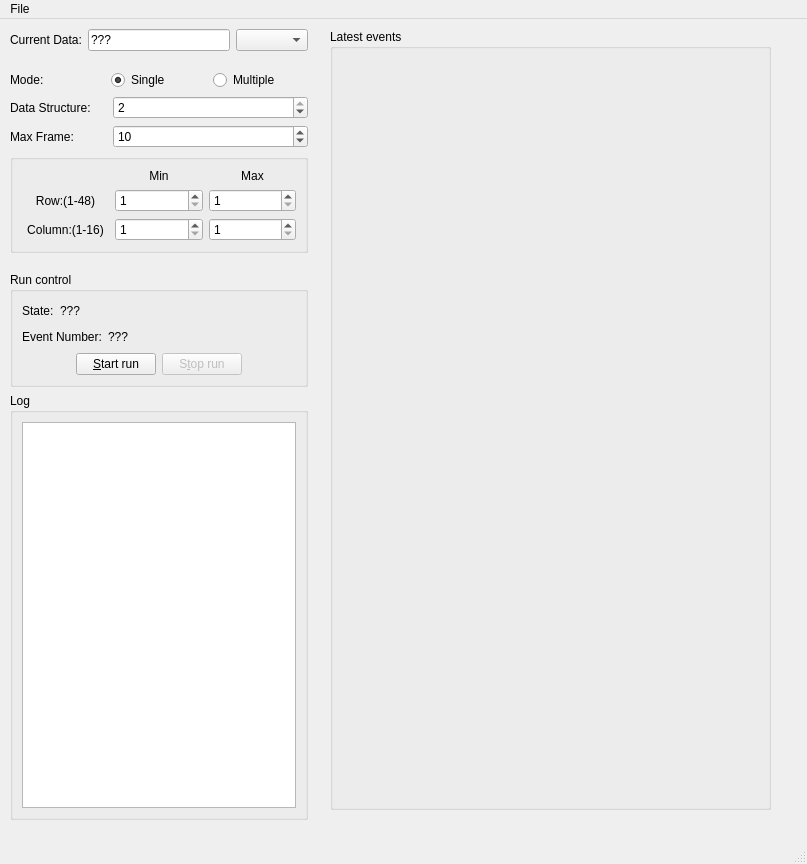
cepc/kc705, file gui/JadePixel.ui: the form before one commit.
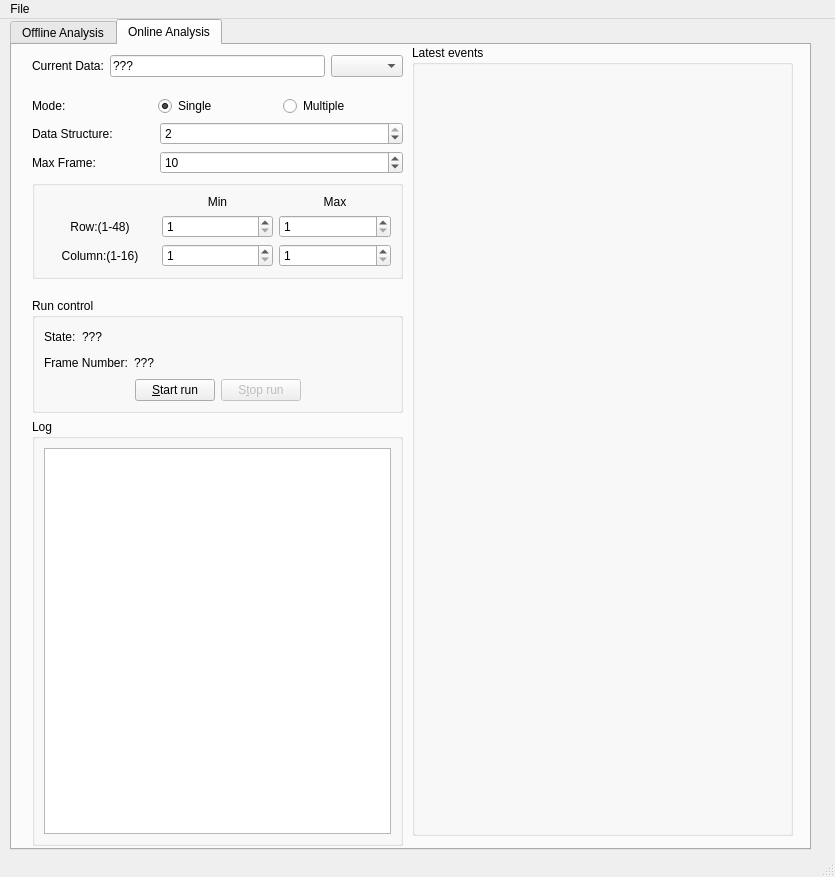
The form after the commit.

Commit message: offline and online redesign

The edit to the form file:
```diff
--- a/gui/JadePixel.ui
+++ b/gui/JadePixel.ui
@@ -6,38 +6,36 @@
    <rect>
     <x>0</x>
     <y>0</y>
-    <width>807</width>
-    <height>864</height>
+    <width>835</width>
+    <height>877</height>
    </rect>
   </property>
   <property name="windowTitle">
    <string>JadePixel</string>
   </property>
   <widget class="QWidget" name="centralwidget">
-   <widget class="QGroupBox" name="groupBox_4">
-    <property name="geometry">
-     <rect>
-      <x>330</x>
-      <y>10</y>
-      <width>441</width>
-      <height>781</height>
-     </rect>
-    </property>
-    <property name="title">
-     <string>Latest events</string>
-    </property>
-    <layout class="QVBoxLayout" name="verticalLayout_4">
-     <item>
-      <widget class="QWidget" name="Pixel_Graph" native="true"/>
-     </item>
-    </layout>
-   </widget>
-   <widget class="QWidget" name="layoutWidget">
+   <widget class="QTabWidget" name="tabWidget">
     <property name="geometry">
      <rect>
       <x>10</x>
+      <y>0</y>
+      <width>801</width>
+      <height>831</height>
+     </rect>
+    </property>
+    <property name="currentIndex">
+     <number>1</number>
+    </property>
+    <widget class="QWidget" name="Tab_Offline">
+     <attribute name="title">
+      <string>Offline Analysis</string>
+     </attribute>
+     <widget class="QWidget" name="layoutWidget">
+      <property name="geometry">
+       <rect>
+        <x>17</x>
       <y>10</y>
-      <width>298</width>
+        <width>371</width>
       <height>791</height>
      </rect>
     </property>
@@ -312,7 +310,7 @@
           <item>
            <widget class="QLabel" name="label_6">
             <property name="text">
-             <string>Event Number:</string>
+               <string>Frame Number:</string>
             </property>
            </widget>
           </item>
@@ -406,15 +404,430 @@
      </item>
     </layout>
    </widget>
-   <zorder>layoutWidget</zorder>
-   <zorder>groupBox_4</zorder>
+     <widget class="QGroupBox" name="groupBox_4">
+      <property name="geometry">
+       <rect>
+        <x>400</x>
+        <y>0</y>
+        <width>381</width>
+        <height>811</height>
+       </rect>
+      </property>
+      <property name="title">
+       <string>Latest events</string>
+      </property>
+      <layout class="QVBoxLayout" name="verticalLayout_4">
+       <item>
+        <widget class="QWidget" name="Pixel_Offline_Graph" native="true"/>
+       </item>
+      </layout>
+     </widget>
+    </widget>
+    <widget class="QWidget" name="Tab_Online">
+     <attribute name="title">
+      <string>Online Analysis</string>
+     </attribute>
+     <widget class="QWidget" name="layoutWidget_2">
+      <property name="geometry">
+       <rect>
+        <x>20</x>
+        <y>10</y>
+        <width>371</width>
+        <height>791</height>
+       </rect>
+      </property>
+      <layout class="QVBoxLayout" name="verticalLayout_6">
+       <item>
+        <layout class="QHBoxLayout" name="horizontalLayout_7">
+         <item>
+          <layout class="QHBoxLayout" name="horizontalLayout_8">
+           <item>
+            <widget class="QLabel" name="label_11">
+             <property name="text">
+              <string>Current Data:</string>
+             </property>
+            </widget>
+           </item>
+           <item>
+            <widget class="QLineEdit" name="LineEdit_Online_CurrentData">
+             <property name="text">
+              <string>???</string>
+             </property>
+             <property name="readOnly">
+              <bool>true</bool>
+             </property>
+            </widget>
+           </item>
+          </layout>
+         </item>
+         <item>
+          <widget class="QComboBox" name="ComboBox_Online_Data"/>
+         </item>
+        </layout>
+       </item>
+       <item>
+        <spacer name="verticalSpacer_3">
+         <property name="orientation">
+          <enum>Qt::Vertical</enum>
+         </property>
+         <property name="sizeType">
+          <enum>QSizePolicy::Maximum</enum>
+         </property>
+         <property name="sizeHint" stdset="0">
+          <size>
+           <width>293</width>
+           <height>13</height>
+          </size>
+         </property>
+        </spacer>
+       </item>
+       <item>
+        <layout class="QHBoxLayout" name="horizontalLayout_9">
+         <item>
+          <widget class="QLabel" name="label_12">
+           <property name="text">
+            <string>Mode:</string>
+           </property>
+          </widget>
+         </item>
+         <item>
+          <widget class="QRadioButton" name="RadioButton_Online_Single">
+           <property name="text">
+            <string>Single</string>
+           </property>
+           <property name="checked">
+            <bool>true</bool>
+           </property>
+          </widget>
+         </item>
+         <item>
+          <widget class="QRadioButton" name="RadioButton_Online_Multi">
+           <property name="text">
+            <string>Multiple</string>
+           </property>
+           <property name="checked">
+            <bool>false</bool>
+           </property>
+          </widget>
+         </item>
+        </layout>
+       </item>
+       <item>
+        <layout class="QGridLayout" name="gridLayout_3">
+         <item row="0" column="0">
+          <widget class="QLabel" name="label_13">
+           <property name="text">
+            <string>Data Structure:</string>
+           </property>
+          </widget>
+         </item>
+         <item row="1" column="0">
+          <widget class="QLabel" name="label_14">
+           <property name="text">
+            <string>Max Frame:</string>
+           </property>
+          </widget>
+         </item>
+         <item row="0" column="1" colspan="2">
+          <widget class="QSpinBox" name="SpinBox_Online_DataStructure">
+           <property name="minimum">
+            <number>1</number>
+           </property>
+           <property name="maximum">
+            <number>2</number>
+           </property>
+           <property name="value">
+            <number>2</number>
+           </property>
+          </widget>
+         </item>
+         <item row="1" column="1" colspan="2">
+          <widget class="QSpinBox" name="SpinBox_Online_MaxFrame">
+           <property name="minimum">
+            <number>1</number>
+           </property>
+           <property name="maximum">
+            <number>999999999</number>
+           </property>
+           <property name="value">
+            <number>10</number>
+           </property>
+          </widget>
+         </item>
+        </layout>
+       </item>
+       <item>
+        <widget class="QGroupBox" name="groupBox_5">
+         <property name="title">
+          <string/>
+         </property>
+         <layout class="QVBoxLayout" name="verticalLayout_7">
+          <item>
+           <layout class="QGridLayout" name="gridLayout_4">
+            <item row="0" column="2">
+             <widget class="QLabel" name="label_15">
+              <property name="text">
+               <string>Max</string>
+              </property>
+              <property name="alignment">
+               <set>Qt::AlignCenter</set>
+              </property>
+             </widget>
+            </item>
+            <item row="1" column="0">
+             <widget class="QLabel" name="label_16">
+              <property name="text">
+               <string>Row:(1-48)</string>
+              </property>
+              <property name="alignment">
+               <set>Qt::AlignCenter</set>
+              </property>
+             </widget>
+            </item>
+            <item row="1" column="1">
+             <widget class="QSpinBox" name="SpinBox_Online_MinRow">
+              <property name="minimum">
+               <number>1</number>
+              </property>
+              <property name="maximum">
+               <number>48</number>
+              </property>
+             </widget>
+            </item>
+            <item row="1" column="2">
+             <widget class="QSpinBox" name="SpinBox_Online_MaxRow">
+              <property name="minimum">
+               <number>1</number>
+              </property>
+              <property name="maximum">
+               <number>48</number>
+              </property>
+             </widget>
+            </item>
+            <item row="2" column="0">
+             <widget class="QLabel" name="label_17">
+              <property name="text">
+               <string>Column:(1-16)</string>
+              </property>
+              <property name="alignment">
+               <set>Qt::AlignCenter</set>
+              </property>
+             </widget>
+            </item>
+            <item row="2" column="1">
+             <widget class="QSpinBox" name="SpinBox_Online_MinCol">
+              <property name="minimum">
+               <number>1</number>
+              </property>
+              <property name="maximum">
+               <number>16</number>
+              </property>
+             </widget>
+            </item>
+            <item row="2" column="2">
+             <widget class="QSpinBox" name="SpinBox_Online_MaxCol">
+              <property name="minimum">
+               <number>1</number>
+              </property>
+              <property name="maximum">
+               <number>16</number>
+              </property>
+             </widget>
+            </item>
+            <item row="0" column="1">
+             <widget class="QLabel" name="label_18">
+              <property name="text">
+               <string>Min</string>
+              </property>
+              <property name="alignment">
+               <set>Qt::AlignCenter</set>
+              </property>
+             </widget>
+            </item>
+           </layout>
+          </item>
+         </layout>
+        </widget>
+       </item>
+       <item>
+        <spacer name="verticalSpacer_4">
+         <property name="orientation">
+          <enum>Qt::Vertical</enum>
+         </property>
+         <property name="sizeType">
+          <enum>QSizePolicy::Maximum</enum>
+         </property>
+         <property name="sizeHint" stdset="0">
+          <size>
+           <width>293</width>
+           <height>13</height>
+          </size>
+         </property>
+        </spacer>
+       </item>
+       <item>
+        <widget class="QGroupBox" name="groupBox_6">
+         <property name="title">
+          <string>Run control</string>
+         </property>
+         <layout class="QVBoxLayout" name="verticalLayout_8">
+          <item>
+           <layout class="QHBoxLayout" name="horizontalLayout_10">
+            <item>
+             <widget class="QLabel" name="label_19">
+              <property name="text">
+               <string>State:</string>
+              </property>
+             </widget>
+            </item>
+            <item>
+             <widget class="QLabel" name="Label_Online_State">
+              <property name="text">
+               <string>???</string>
+              </property>
+             </widget>
+            </item>
+            <item>
+             <spacer name="horizontalSpacer_6">
+              <property name="orientation">
+               <enum>Qt::Horizontal</enum>
+              </property>
+              <property name="sizeHint" stdset="0">
+               <size>
+                <width>40</width>
+                <height>20</height>
+               </size>
+              </property>
+             </spacer>
+            </item>
+           </layout>
+          </item>
+          <item>
+           <layout class="QHBoxLayout" name="horizontalLayout_11">
+            <item>
+             <widget class="QLabel" name="label_20">
+              <property name="text">
+               <string>Frame Number:</string>
+              </property>
+             </widget>
+            </item>
+            <item>
+             <widget class="QLabel" name="Label_Online_FrameNumber">
+              <property name="text">
+               <string>???</string>
+              </property>
+             </widget>
+            </item>
+            <item>
+             <spacer name="horizontalSpacer_7">
+              <property name="orientation">
+               <enum>Qt::Horizontal</enum>
+              </property>
+              <property name="sizeHint" stdset="0">
+               <size>
+                <width>40</width>
+                <height>20</height>
+               </size>
+              </property>
+             </spacer>
+            </item>
+           </layout>
+          </item>
+          <item>
+           <layout class="QHBoxLayout" name="horizontalLayout_12">
+            <item>
+             <spacer name="horizontalSpacer_8">
+              <property name="orientation">
+               <enum>Qt::Horizontal</enum>
+              </property>
+              <property name="sizeHint" stdset="0">
+               <size>
+                <width>40</width>
+                <height>20</height>
+               </size>
+              </property>
+             </spacer>
+            </item>
+            <item>
+             <widget class="QPushButton" name="Btn_Online_StartRun">
+              <property name="text">
+               <string>&amp;Start run</string>
+              </property>
+             </widget>
+            </item>
+            <item>
+             <widget class="QPushButton" name="Btn_Online_StopRun">
+              <property name="enabled">
+               <bool>false</bool>
+              </property>
+              <property name="text">
+               <string>S&amp;top run</string>
+              </property>
+             </widget>
+            </item>
+            <item>
+             <spacer name="horizontalSpacer_9">
+              <property name="orientation">
+               <enum>Qt::Horizontal</enum>
+              </property>
+              <property name="sizeHint" stdset="0">
+               <size>
+                <width>40</width>
+                <height>20</height>
+               </size>
+              </property>
+             </spacer>
+            </item>
+           </layout>
+          </item>
+         </layout>
+        </widget>
+       </item>
+       <item>
+        <widget class="QGroupBox" name="groupBox_7">
+         <property name="title">
+          <string>Log</string>
+         </property>
+         <layout class="QVBoxLayout" name="verticalLayout_9">
+          <item>
+           <widget class="QTextEdit" name="TextEdit_Online_Log">
+            <property name="readOnly">
+             <bool>true</bool>
+            </property>
+           </widget>
+          </item>
+         </layout>
+        </widget>
+       </item>
+      </layout>
+     </widget>
+     <widget class="QGroupBox" name="groupBox_8">
+      <property name="geometry">
+       <rect>
+        <x>400</x>
+        <y>0</y>
+        <width>381</width>
+        <height>791</height>
+       </rect>
+      </property>
+      <property name="title">
+       <string>Latest events</string>
+      </property>
+      <layout class="QVBoxLayout" name="verticalLayout_10">
+       <item>
+        <widget class="QWidget" name="Pixel_Online_Graph" native="true"/>
+       </item>
+      </layout>
+     </widget>
+    </widget>
+   </widget>
   </widget>
   <widget class="QMenuBar" name="menubar">
    <property name="geometry">
     <rect>
      <x>0</x>
      <y>0</y>
-     <width>807</width>
+     <width>835</width>
      <height>23</height>
     </rect>
    </property>
```
Left out of the diff: 28 changed lines with no effect on the pictures. Lines whose indentation alone changed are shown as unchanged. The commit also changes 12 other files.
